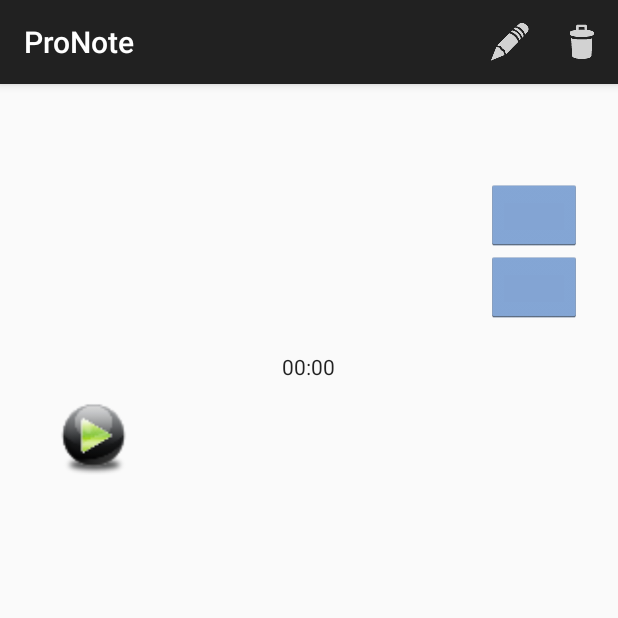
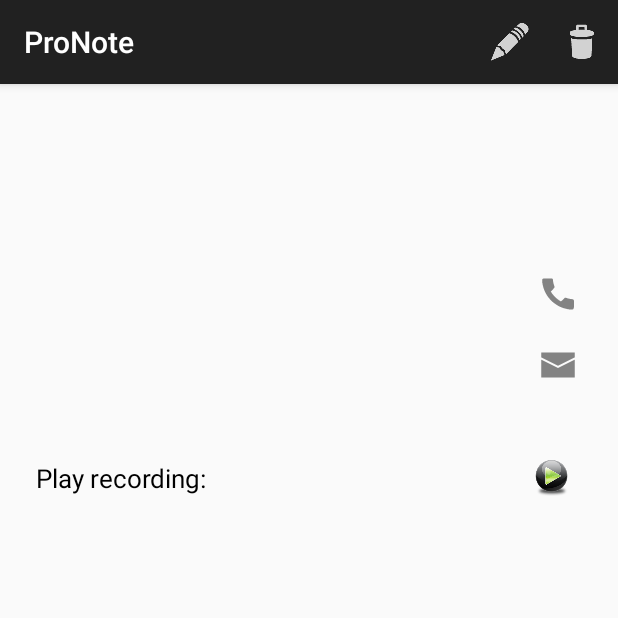
Before and after one commit to abiernacka/pronote, an Android app: the fragment PreviewFragment placed in its activity, after a tap on an icon or button, on a phone screen of 412 x 824 dp, the top half of it. Run offline under Robolectric (Android 15) with nearby library versions, the phone set to English and light mode, and no system bars; libraries missing offline, so code that uses them is left out: com.nineoldandroids.animation, com.nineoldandroids.view; 13 statements that could not run were skipped.

Commit message:
fix view

```diff
--- a/app/src/main/java/pronote/application/adapter/NotesAdapter.java
+++ b/app/src/main/java/pronote/application/adapter/NotesAdapter.java
@@ -13,6 +13,8 @@ import android.widget.BaseAdapter;
 import android.widget.TextView;
 
 import java.text.SimpleDateFormat;
+import java.util.Collections;
+import java.util.Comparator;
 import java.util.Date;
 import java.util.List;
 
@@ -40,6 +42,12 @@ public class NotesAdapter extends BaseAdapter {
 
   public void setNotes(List<Note> notes) {
     this.notes = notes;
+    Collections.sort(this.notes, new Comparator<Note>() {
+      @Override
+      public int compare(Note lhs, Note rhs) {
+        return (int) (rhs.getDateTime() - lhs.getDateTime());
+      }
+    });
   }
 
   @Override
--- a/app/src/main/java/pronote/application/db/NotesDbAdapter.java
+++ b/app/src/main/java/pronote/application/db/NotesDbAdapter.java
@@ -76,6 +76,9 @@ public class NotesDbAdapter {
 
     public long createNote(Note note) {
         ContentValues initialValues = new ContentValues();
+        if (note.getRowId() != -1) {
+          initialValues.put(KEY_ROWID, note.getRowId());
+        }
         initialValues.put(KEY_TITLE, note.getTitle());
         initialValues.put(KEY_BODY, note.getBody());
         initialValues.put(KEY_CALL_NUMBER, note.getCallNumber());
--- a/app/src/main/java/pronote/application/fragment/ListFragment.java
+++ b/app/src/main/java/pronote/application/fragment/ListFragment.java
@@ -80,7 +80,7 @@ public class ListFragment extends Fragment {
                                   }
 
                                   @Override
-                                  protected void onPostExecute(Void result) {
+                                  protected void onPreExecute() {
                                     List<Note> notes = adapter.getNotes();
                                     notes.remove(item);
                                     adapter.setNotes(notes);
@@ -98,11 +98,11 @@ public class ListFragment extends Fragment {
                                NotesDbAdapter dbHelper = new NotesDbAdapter(getActivity());
                                dbHelper.open();
                                dbHelper.createNote(item);
-                                 return null;
+                               return null;
                              }
 
                              @Override
-                             protected void onPostExecute(Void result) {
+                             protected void onPreExecute() {
                                List<Note> notes = adapter.getNotes();
                                notes.add(item);
                                adapter.setNotes(notes);
--- a/app/src/main/java/pronote/application/fragment/PreviewFragment.java
+++ b/app/src/main/java/pronote/application/fragment/PreviewFragment.java
@@ -21,6 +21,7 @@ import android.view.View;
 import android.view.ViewGroup;
 import android.widget.Button;
 import android.widget.Chronometer;
+import android.widget.ImageButton;
 import android.widget.ImageView;
 import android.widget.TextView;
 
@@ -42,9 +43,9 @@ public class PreviewFragment extends Fragment {
     private static final String SERIALIZABLE_NOTE = "SERIALIZABLE_NOTE";
 
     private TextView editTextDate;
-    private Button buttonCall;
-    private Button buttonSMS;
-    private Button buttonPlay;
+    private ImageButton buttonCall;
+    private ImageButton buttonSMS;
+    private ImageButton buttonPlay;
     private ImageView imagePhoto;
     private TextView editTextCall;
     private TextView editTextSMS;
@@ -52,7 +53,6 @@ public class PreviewFragment extends Fragment {
     private TextView body;
     private TextView editTextSMSText;
     private MediaPlayer mediaPlayer = new MediaPlayer();
-    private Chronometer chronometer;
 
     private Note note;
 
@@ -88,10 +88,9 @@ public class PreviewFragment extends Fragment {
         imagePhoto = (ImageView) view.findViewById(R.id.imagePhoto);
         editTextCall = (TextView) view.findViewById(R.id.editTextCall);
         editTextSMS = (TextView) view.findViewById(R.id.editTextSMS);
-        buttonCall = (Button) view.findViewById(R.id.buttonCall);
-        buttonSMS = (Button) view.findViewById(R.id.buttonSMS);
-        buttonPlay = (Button) view.findViewById(R.id.buttonPlay);
-        chronometer = (Chronometer) view.findViewById(R.id.chronometer);
+        buttonCall = (ImageButton) view.findViewById(R.id.buttonCall);
+        buttonSMS = (ImageButton) view.findViewById(R.id.buttonSMS);
+        buttonPlay = (ImageButton) view.findViewById(R.id.buttonPlay);
         title = (TextView) view.findViewById(R.id.title);
         body = (TextView) view.findViewById(R.id.body);
         editTextSMSText = (TextView) view.findViewById(R.id.editTextSMSText);
@@ -107,9 +106,9 @@ public class PreviewFragment extends Fragment {
           title.setText(getString(R.string.untitled));
         }
         body.setText(note.getBody());
-        editTextCall.setText(note.getCallNumber());
-        editTextSMS.setText(note.getSmsNumber());
-        editTextSMSText.setText(note.getSmsText());
+        editTextCall.setText(String.format(getString(R.string.call_to), note.getCallNumber()));
+        editTextSMS.setText(String.format(getString(R.string.send_sms_to), note.getCallNumber()));
+        editTextSMSText.setText(String.format(getString(R.string.sms_content_label), note.getSmsText()));
         if (note.getDateTime() != 0) {
           editTextDate.setText(Formatter.date(note.getDateTime()));
         } else {
@@ -172,16 +171,13 @@ public class PreviewFragment extends Fragment {
         if(mediaPlayer.isPlaying()) {
           mediaPlayer.stop();
         } else {
-          buttonPlay.setBackgroundDrawable(getResources().getDrawable(R.drawable.bt_stop));
-          chronometer.setBase(SystemClock.elapsedRealtime());
-          chronometer.start();
+          buttonPlay.setImageDrawable(getResources().getDrawable(R.drawable.bt_stop));
             mediaPlayer.setOnCompletionListener(new MediaPlayer.OnCompletionListener() {
 
                 @Override
                 public void onCompletion(MediaPlayer mp) {
                     try {
                         buttonPlay.setBackgroundDrawable(getResources().getDrawable(R.drawable.bt_play));
-                        chronometer.stop();
                     } catch (IllegalStateException e) {
                         //ignore
                     }
@@ -194,8 +190,7 @@ public class PreviewFragment extends Fragment {
                   mediaPlayer.start();
               } catch (Exception e) {
                     mediaPlayer.stop();
-                  buttonPlay.setBackgroundDrawable(getResources().getDrawable(R.drawable.bt_play));
-                  chronometer.stop();
+                  buttonPlay.setImageDrawable(getResources().getDrawable(R.drawable.bt_play));
               }
         }
     }
--- a/app/src/main/res/layout/fragment_edit.xml
+++ b/app/src/main/res/layout/fragment_edit.xml
@@ -58,11 +58,12 @@
 
         <ImageView
             android:id="@+id/imagePhoto"
-            android:visibility="gone"
+            android:visibility="visible"
             android:layout_width="wrap_content"
             android:layout_height="wrap_content"
+            android:scaleType="fitXY"
             android:layout_gravity="center"
-            android:src="@drawable/ic_picture" />
+            android:src="@drawable/ic_action_camera" />
 
         <CheckBox
             android:id="@+id/checkboxCall"
@@ -84,7 +85,8 @@
                 android:layout_height="wrap_content"
                 android:layout_toLeftOf="@+id/buttonCall"
                 android:layout_centerHorizontal="true"
-                android:inputType="phone" />
+                android:inputType="phone"
+                android:hint="@string/phone_number"/>
 
             <ImageButton
                 android:id="@+id/buttonCall"
@@ -119,7 +121,8 @@
                     android:layout_height="wrap_content"
                     android:layout_toLeftOf="@+id/buttonSMS"
                     android:layout_centerHorizontal="true"
-                    android:inputType="phone" />
+                    android:inputType="phone"
+                    android:hint="@string/phone_number"/>
 
                 <ImageButton
                     android:id="@+id/buttonSMS"
@@ -134,7 +137,8 @@
                 android:id="@+id/editTextSMSText"
                 android:layout_width="fill_parent"
                 android:layout_height="wrap_content"
-                android:inputType="textMultiLine" />
+                android:inputType="textMultiLine"
+                android:hint="@string/sms_content"/>
         </LinearLayout>
 
         <CheckBox
@@ -155,25 +159,27 @@
                 android:layout_width="wrap_content"
                 android:layout_height="0dp"
                 android:layout_gravity="center"
+                android:layout_marginTop="10dp"
                 android:layout_weight="1"
                 android:text="Chronometer" />
 
             <LinearLayout
-                android:layout_width="wrap_content"
-                android:layout_height="wrap_content"
-                android:layout_gravity="center" >
+                android:layout_width="match_parent"
+                android:layout_height="wrap_content">
 
                 <ImageButton
                     android:id="@+id/buttonRecord"
-                    android:layout_width="78dp"
-                    android:layout_height="78dp"
+                    android:layout_width="0dp"
+                    android:layout_height="40dp"
+                    android:layout_weight="1"
                     android:src="@drawable/ic_action_record"
                     android:background="@drawable/bt_bg_sel"/>
 
                 <ImageButton
                     android:id="@+id/buttonPlay"
-                    android:layout_width="78dp"
-                    android:layout_height="78dp"
+                    android:layout_width="0dp"
+                    android:layout_height="40dp"
+                    android:layout_weight="1"
                     android:src="@drawable/ic_action_play"
                     android:background="@drawable/bt_bg_sel" />
             </LinearLayout>
--- a/app/src/main/res/layout/fragment_preview.xml
+++ b/app/src/main/res/layout/fragment_preview.xml
@@ -14,12 +14,17 @@
         <TextView
             android:id="@+id/title"
             android:layout_width="fill_parent"
-            android:layout_height="wrap_content" />
+            android:layout_height="wrap_content"
+            android:textColor="@android:color/black"
+            android:textSize="22sp"/>
 
         <TextView
             android:id="@+id/date"
             android:layout_width="fill_parent"
-            android:layout_height="wrap_content" />
+            android:layout_height="wrap_content"
+            android:layout_marginTop="3dp"
+            android:textColor="@android:color/darker_gray"
+            android:textSize="17sp" />
 
         <TextView
             android:id="@+id/body"
@@ -27,20 +32,25 @@
             android:layout_height="wrap_content"
             android:clickable="true"
             android:editable="true"
-            android:scrollbars="vertical" />
+            android:scrollbars="vertical"
+            android:layout_marginTop="15dp"
+            android:textColor="@android:color/black"
+            android:textSize="17sp"/>
 
         <ImageView
             android:id="@+id/imagePhoto"
             android:visibility="gone"
-            android:layout_width="wrap_content"
+            android:layout_width="match_parent"
             android:layout_height="wrap_content"
-            android:layout_gravity="center"
+            android:scaleType="center"
+            android:layout_marginTop="15dp"
             android:src="@drawable/ic_picture" />
 
-        <LinearLayout
+        <RelativeLayout
             android:id="@+id/viewCall"
             android:layout_width="fill_parent"
             android:layout_height="wrap_content"
+            android:layout_marginTop="15dp"
             android:visibility="gone" >
 
             <TextView
@@ -48,22 +58,30 @@
                 android:layout_width="fill_parent"
                 android:layout_height="wrap_content"
                 android:layout_weight="2.21"
+                android:textColor="@android:color/black"
+                android:textSize="17sp"
+                android:layout_centerVertical="true"
                 android:inputType="phone" />
 
-            <Button
+            <ImageButton
                 android:id="@+id/buttonCall"
                 android:layout_width="wrap_content"
-                android:layout_height="wrap_content"/>
-        </LinearLayout>
+                android:layout_height="wrap_content"
+                android:background="@drawable/bt_bg_sel"
+                android:layout_alignParentRight="true"
+                android:layout_centerVertical="true"
+                android:src="@drawable/ic_action_call"/>
+        </RelativeLayout>
 
         <LinearLayout
             android:id="@+id/viewSMS"
             android:layout_width="fill_parent"
             android:layout_height="wrap_content"
             android:orientation="vertical"
+            android:layout_marginTop="15dp"
             android:visibility="gone" >
 
-            <LinearLayout
+            <RelativeLayout
                 android:layout_width="fill_parent"
                 android:layout_height="wrap_content"
                 android:orientation="horizontal">
@@ -73,41 +91,56 @@
                     android:layout_width="wrap_content"
                     android:layout_height="wrap_content"
                     android:layout_weight="5.24"
+                    android:textColor="@android:color/black"
+                    android:textSize="17sp"
+                    android:layout_alignParentLeft="true"
+                    android:layout_centerVertical="true"
                     android:inputType="phone" />
 
-                <Button
+                <ImageButton
                     android:id="@+id/buttonSMS"
                     android:layout_width="wrap_content"
-                    android:layout_height="wrap_content"/>
-            </LinearLayout>
+                    android:layout_height="wrap_content"
+                    android:src="@drawable/ic_action_email"
+                    android:layout_centerVertical="true"
+                    android:layout_alignParentRight="true"
+                    android:background="@drawable/bt_bg_sel"/>
+            </RelativeLayout>
 
             <TextView
                 android:id="@+id/editTextSMSText"
                 android:layout_width="fill_parent"
                 android:layout_height="wrap_content"
+                android:textColor="@android:color/black"
+                android:textSize="17sp"
                 android:inputType="textMultiLine" />
         </LinearLayout>
 
-        <LinearLayout
+        <RelativeLayout
             android:id="@+id/viewRecord"
             android:layout_width="fill_parent"
             android:layout_height="wrap_content"
-            android:orientation="vertical"
+            android:layout_marginTop="15dp"
             android:visibility="gone">
 
-            <Chronometer
-                android:id="@+id/chronometer"
+            <TextView
+                android:id="@+id/editTextSMSText"
+                android:layout_width="fill_parent"
+                android:layout_height="wrap_content"
+                android:textColor="@android:color/black"
+                android:textSize="17sp"
+                android:layout_centerVertical="true"
+                android:layout_alignParentRight="true"
+                android:text="@string/play_recording"/>
+
+            <ImageButton
+                android:id="@+id/buttonPlay"
                 android:layout_width="wrap_content"
-                android:layout_height="0dp"
-                android:layout_gravity="center"
-                android:layout_weight="1"
-                android:text="Chronometer" />
-
-            <Button
-                android:id="@+id/buttonPlay"
-                android:layout_width="78dp"
-                android:layout_height="78dp"
-                android:background="@drawable/bt_play" />
-        </LinearLayout>
+                android:layout_height="wrap_content"
+                android:src="@drawable/ic_action_play"
+                android:layout_centerVertical="true"
+                android:layout_alignParentRight="true"
+                android:background="@drawable/bt_bg_sel" />
+        </RelativeLayout>
     </LinearLayout>
 </ScrollView>
--- a/app/src/main/res/values/strings.xml
+++ b/app/src/main/res/values/strings.xml
@@ -35,4 +35,12 @@
    	<string name="elv_undo_all">Undo All</string>
    	<string name="elv_item_deleted">Item deleted</string>
    	<string name="elv_n_items_deleted">%1$s items deleted</string>
+
+    <string name="phone_number">Phone number</string>
+    <string name="sms_content">SMS content</string>
+
+    <string name="call_to">Call to %s:</string>
+    <string name="send_sms_to">Send SMS to %s:</string>
+    <string name="sms_content_label">SMS content: %s</string>
+    <string name="play_recording">Play recording:</string>
 </resources>
```
Also changed, not shown: app/src/main/res/drawable-hdpi/ic_action_call.png (added), app/src/main/res/drawable-hdpi/ic_action_camera.png (added), app/src/main/res/drawable-hdpi/ic_action_email.png (added), app/src/main/res/drawable-mdpi/ic_action_call.png (added), app/src/main/res/drawable-mdpi/ic_action_camera.png (added), app/src/main/res/drawable-mdpi/ic_action_email.png (added), app/src/main/res/drawable-xhdpi/ic_action_call.png (added), app/src/main/res/drawable-xhdpi/ic_action_camera.png (added), app/src/main/res/drawable-xhdpi/ic_action_email.png (added), app/src/main/res/drawable-xxhdpi/ic_action_call.png (added), app/src/main/res/drawable-xxhdpi/ic_action_camera.png (added), app/src/main/res/drawable-xxhdpi/ic_action_email.png (added).
